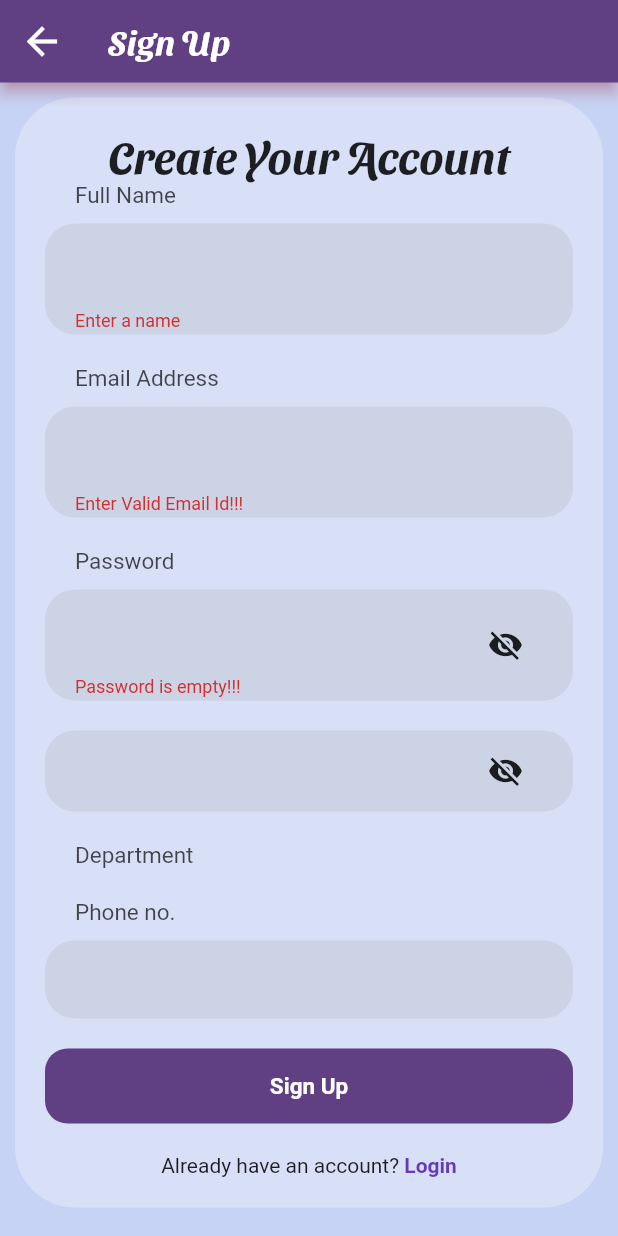
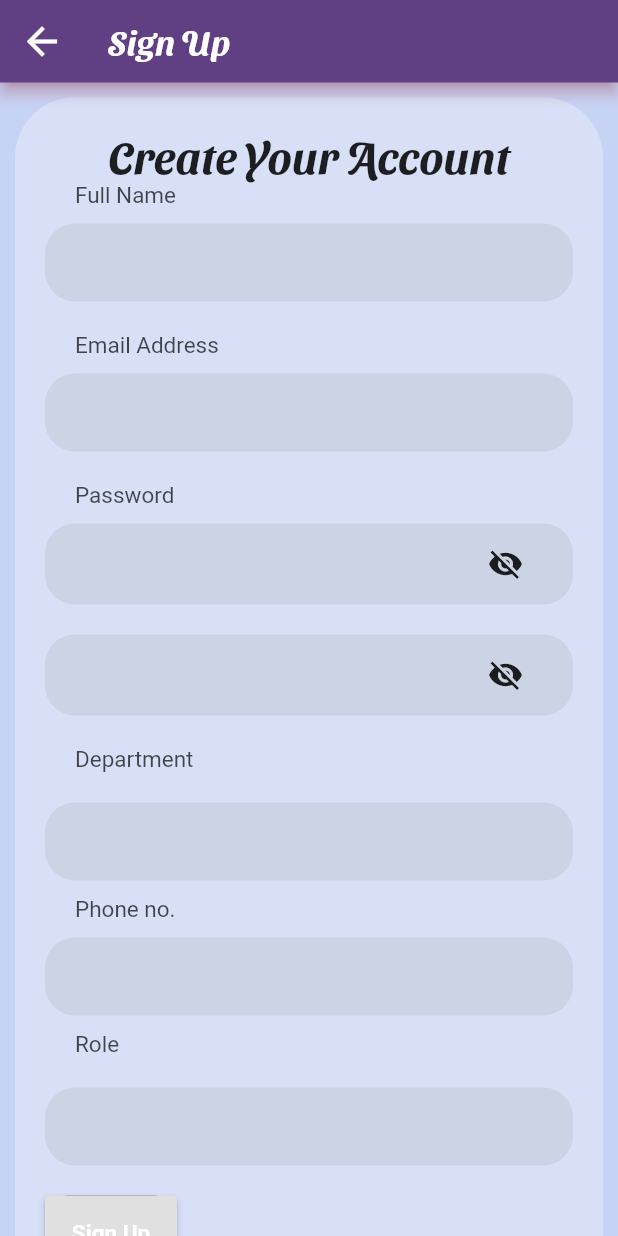
Before and after one commit to EmployeeTrackology/Trackology, a Flutter app: the SignUpPage screen opened by its route, after a tap on "Sign Up", on a phone screen of 412 x 824 dp. Run offline on Flutter 3.47's test engine with Material 2 defaults, Android fonts, the light colour scheme and no system bars; our stand-ins replace cloud_firestore, firebase_auth, firebase_core, geolocator; accounts and stored records are empty.

Commit message:
--- Auto-Git Commit ---

```diff
--- a/lib/screens/authenticate/SignUpPage.dart
+++ b/lib/screens/authenticate/SignUpPage.dart
@@ -3,6 +3,7 @@
 import 'package:emp_tracker/screens/authenticate/appbar.dart';
 import 'package:flutter/services.dart';
 import 'package:firebase_auth/firebase_auth.dart';
+import 'package:cloud_firestore/cloud_firestore.dart';
 // import 'package:emp_tracker/services/database.dart';
 
 class SignUpPage extends StatefulWidget {
@@ -11,14 +12,15 @@
 }
 
 class _SignUpPageState extends State<SignUpPage> {
+    String username, email, phone, password, department, role;
   bool hidePwd = true;
   final GlobalKey<FormState> _formStateKey = GlobalKey<FormState>();
   String _emailId = "";
   String _password = "";
   String name = "";
-  String phone = "";
   String errorMessage = '';
   String successMessage = '';
+
   final FirebaseAuth auth = FirebaseAuth.instance;
   final _emailIdController = TextEditingController(text: '');
   final _passwordController = TextEditingController(text: '');
@@ -26,9 +28,30 @@
 
   @override
   Widget build(BuildContext context) {
+      CollectionReference users = FirebaseFirestore.instance.collection('users');
+     Future<void> createUser() async {
+      var user = await signUp(email, password);
+      print(user.uid);
+      // Call the user's CollectionReference to add a new user
+      return users
+          .doc(user.uid)
+          .set({
+
+            'username': username, // John Doe
+            'password': password, // Stokes and Sons
+            'phone': phone,
+            'email': email,
+            'department': department,
+            'role': role
+            // 42
+          })
+          .then((value) => Navigator.pushNamed(context, '/admin'))
+          .catchError((error) => print("Failed to add user: $error"));
+    }
+
     return Scaffold(
         backgroundColor: Color(0xffC7D3F4),
-          resizeToAvoidBottomPadding: false,
+        resizeToAvoidBottomPadding: false,
         appBar: new MyAppBar("Sign Up"),
         body: SingleChildScrollView(
           child: Container(
@@ -78,7 +101,7 @@
                           validator: (val) =>
                               val.isEmpty ? 'Enter a name' : null,
                           onChanged: (val) {
-                            setState(() => name = val);
+                            setState(() => username = val);
                           },
                           style: TextStyle(
                               fontSize: 17,
@@ -226,7 +249,7 @@
                           ],
                         ),
                       ),
-                       SizedBox(
+                      SizedBox(
                         height: 20,
                       ),
                       Container(
@@ -242,6 +265,32 @@
                       SizedBox(
                         height: 20,
                       ),
+                      Container(
+                        padding:
+                            EdgeInsets.symmetric(vertical: 2, horizontal: 20),
+                        decoration: BoxDecoration(
+                          borderRadius: BorderRadius.all(Radius.circular(20)),
+                          color: Colors.grey.withOpacity(0.2),
+                        ),
+                        child: TextFormField(
+                          validator: (val) =>
+                              val.isEmpty ? 'Enter ur department' : null,
+                          onChanged: (val) {
+                            setState(() => department = val);
+                          },
+                          style: TextStyle(
+                              fontSize: 17,
+                              fontWeight: FontWeight.w600,
+                              color: Colors.black),
+                          decoration: InputDecoration(
+                              //hintText: "Example : John Doe",
+                              border: InputBorder.none),
+                        ),
+                      ),
+                       SizedBox(
+                        height: 10,
+                      ),
+
                       Container(
                         padding: EdgeInsets.only(left: 20),
                         child: Text(
@@ -274,6 +323,44 @@
                         ),
                       ),
                       SizedBox(
+                        height: 10,
+                      ),
+                      Container(
+                        padding: EdgeInsets.only(left: 20),
+                        child: Text(
+                          'Role',
+                          style: TextStyle(
+                            color: Colors.black.withOpacity(0.7),
+                            fontSize: 15,
+                          ),
+                        ),
+                      ),
+                      SizedBox(
+                        height: 20,
+                      ),
+                      Container(
+                        padding:
+                            EdgeInsets.symmetric(vertical: 2, horizontal: 20),
+                        decoration: BoxDecoration(
+                          borderRadius: BorderRadius.all(Radius.circular(20)),
+                          color: Colors.grey.withOpacity(0.2),
+                        ),
+                        child: TextFormField(
+                          validator: (val) =>
+                              val.isEmpty ? 'Enter ur role' : null,
+                          onChanged: (val) {
+                            setState(() => role = val);
+                          },
+                          style: TextStyle(
+                              fontSize: 17,
+                              fontWeight: FontWeight.w600,
+                              color: Colors.black),
+                          decoration: InputDecoration(
+                              //hintText: "Example : John Doe",
+                              border: InputBorder.none),
+                        ),
+                      ),
+                      SizedBox(
                         height: 20,
                       ),
                       Container(
@@ -303,7 +390,8 @@
                               });
                             }
                           },
-                          child: Center(
+                          //child:Center()
+                          child: RaisedButton(
                             child: Text(
                               "Sign Up",
                               style: TextStyle(
@@ -311,6 +399,7 @@
                                   fontWeight: FontWeight.w600,
                                   fontSize: 15),
                             ),
+                            onPressed: createUser,
                           ),
                         ),
                       ),
```
Also changed, not shown: .autogit/logs/log-4-11-2020-11-54-4.txt (added).
